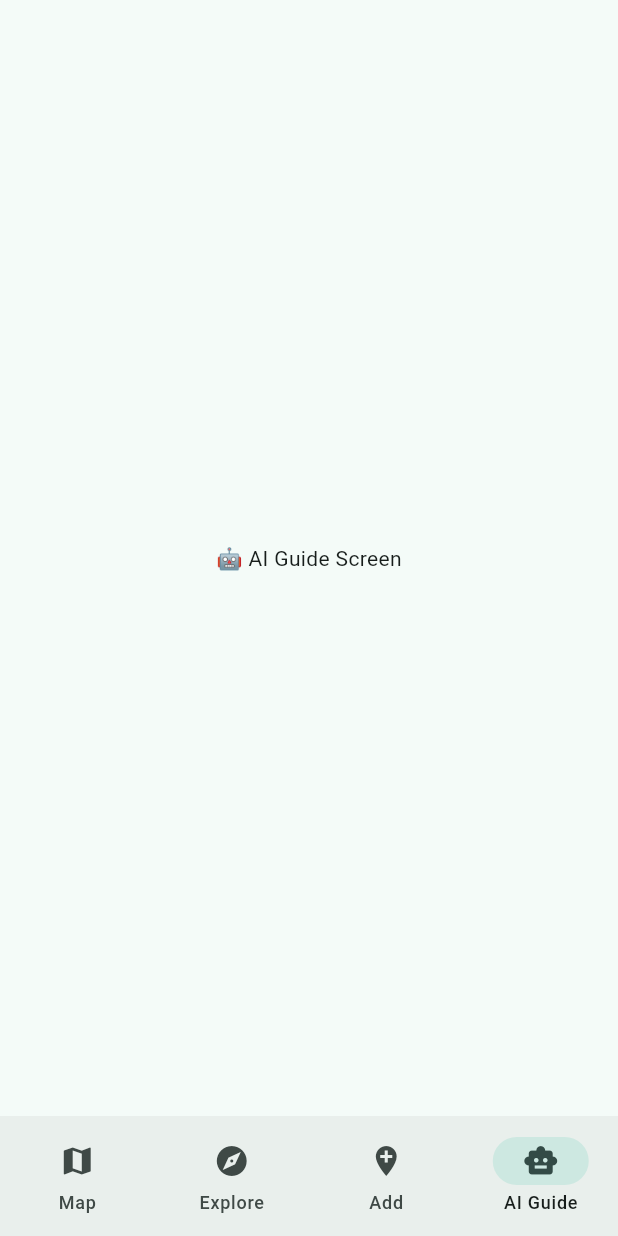
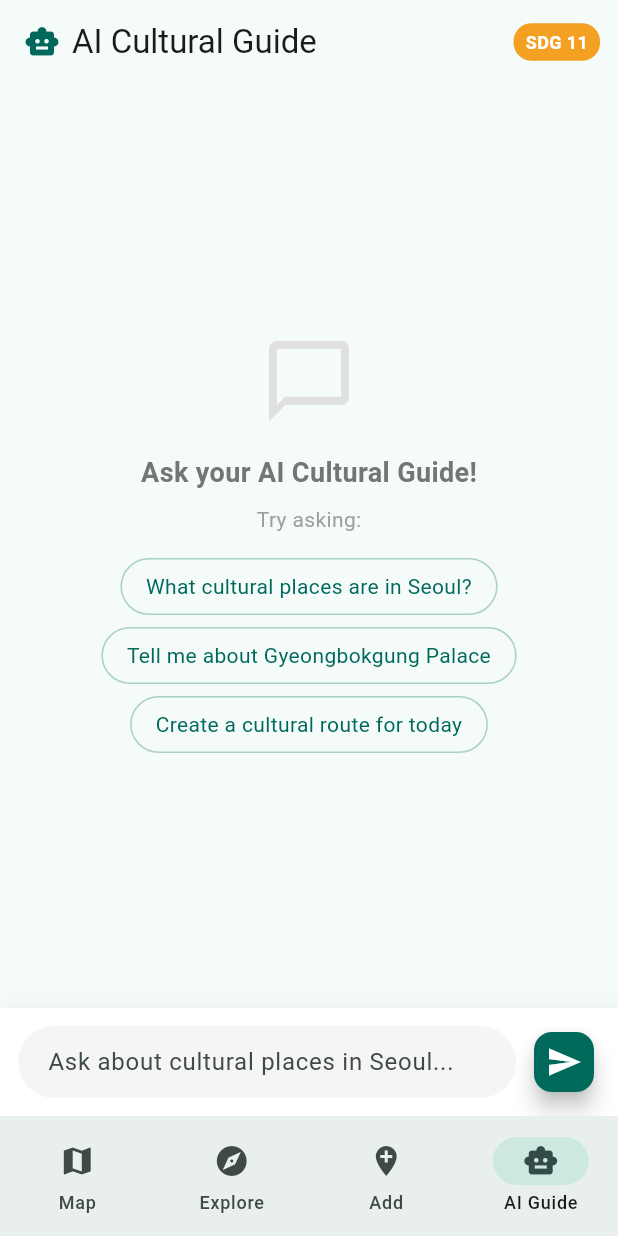
Before and after one commit to madumarovjr/culture-map, a Flutter app: the screen it shows once a user with an empty profile is signed in, item 4 of the bottom bar chosen, on a phone screen of 412 x 824 dp. Run offline on Flutter 3.47's test engine with Material 3 defaults, Android fonts, the light colour scheme and no system bars; our stand-ins replace cloud_firestore, firebase_auth, firebase_core, flutter_map, flutter_riverpod, google_generative_ai and 1 more; accounts and stored records are empty.

Commit message:
ai chat screene

```diff
--- /dev/null
+++ b/lib/features/ai_guide/screens/ai_chat_screen.dart
@@ -0,0 +1,273 @@
+import 'package:flutter/material.dart';
+import 'package:google_generative_ai/google_generative_ai.dart';
+import '../../../core/theme/app_theme.dart';
+import '../../../core/constants/app_constants.dart';
+
+class AiChatScreen extends StatefulWidget {
+  const AiChatScreen({super.key});
+
+  @override
+  State<AiChatScreen> createState() => _AiChatScreenState();
+}
+
+class _AiChatScreenState extends State<AiChatScreen> {
+  final TextEditingController _controller = TextEditingController();
+  final ScrollController _scrollController = ScrollController();
+  final List<Map<String, String>> _messages = [];
+  bool _isLoading = false;
+  late ChatSession _chat;
+
+  @override
+  void initState() {
+    super.initState();
+    _initChat();
+  }
+
+  void _initChat() {
+    final model = GenerativeModel(
+      model: 'gemini-1.5-flash',
+      apiKey: AppConstants.geminiApiKey,
+      systemInstruction: Content.system(
+        'You are a cultural heritage guide for CultureMap app. '
+        'You help users discover cultural places in Seoul, Korea. '
+        'You are aligned with UN SDG 11 - Sustainable Cities and Communities. '
+        'Be friendly, informative and concise. Answer in the same language the user writes in.',
+      ),
+    );
+    _chat = model.startChat();
+  }
+
+  Future<void> _sendMessage(String text) async {
+    if (text.trim().isEmpty) return;
+
+    setState(() {
+      _messages.add({'role': 'user', 'text': text});
+      _isLoading = true;
+    });
+    _controller.clear();
+    _scrollToBottom();
+
+    try {
+      final response = await _chat.sendMessage(Content.text(text));
+      setState(() {
+        _messages.add({
+          'role': 'ai',
+          'text': response.text ?? 'Sorry, I could not respond.',
+        });
+        _isLoading = false;
+      });
+    } catch (e) {
+      setState(() {
+        _messages.add({
+          'role': 'ai',
+          'text': 'Error connecting to AI. Please try again.',
+        });
+        _isLoading = false;
+      });
+    }
+    _scrollToBottom();
+  }
+
+  void _scrollToBottom() {
+    Future.delayed(const Duration(milliseconds: 300), () {
+      if (_scrollController.hasClients) {
+        _scrollController.animateTo(
+          _scrollController.position.maxScrollExtent,
+          duration: const Duration(milliseconds: 300),
+          curve: Curves.easeOut,
+        );
+      }
+    });
+  }
+
+  @override
+  void dispose() {
+    _controller.dispose();
+    _scrollController.dispose();
+    super.dispose();
+  }
+
+  @override
+  Widget build(BuildContext context) {
+    return Scaffold(
+      appBar: AppBar(
+        title: const Row(
+          children: [
+            Icon(Icons.smart_toy, color: AppTheme.primaryColor),
+            SizedBox(width: 8),
+            Text('AI Cultural Guide'),
+          ],
+        ),
+        actions: [
+          Container(
+            margin: const EdgeInsets.only(right: 12),
+            padding: const EdgeInsets.symmetric(horizontal: 8, vertical: 4),
+            decoration: BoxDecoration(
+              color: AppTheme.sdgOrange,
+              borderRadius: BorderRadius.circular(12),
+            ),
+            child: const Text(
+              'SDG 11',
+              style: TextStyle(
+                color: Colors.white,
+                fontWeight: FontWeight.bold,
+                fontSize: 12,
+              ),
+            ),
+          ),
+        ],
+      ),
+      body: Column(
+        children: [
+          // Messages
+          Expanded(
+            child: _messages.isEmpty
+                ? _buildEmptyState()
+                : ListView.builder(
+                    controller: _scrollController,
+                    padding: const EdgeInsets.all(16),
+                    itemCount: _messages.length,
+                    itemBuilder: (context, index) {
+                      final message = _messages[index];
+                      final isUser = message['role'] == 'user';
+                      return _buildMessage(message['text']!, isUser);
+                    },
+                  ),
+          ),
+          // Loading indicator
+          if (_isLoading)
+            const Padding(
+              padding: EdgeInsets.all(8),
+              child: Row(
+                children: [
+                  SizedBox(width: 16),
+                  SizedBox(
+                    width: 20,
+                    height: 20,
+                    child: CircularProgressIndicator(strokeWidth: 2),
+                  ),
+                  SizedBox(width: 8),
+                  Text('AI is thinking...'),
+                ],
+              ),
+            ),
+          // Input field
+          Container(
+            padding: const EdgeInsets.all(12),
+            decoration: BoxDecoration(
+              color: Colors.white,
+              boxShadow: [
+                BoxShadow(
+                  color: Colors.black.withValues(alpha: 0.05),
+                  blurRadius: 10,
+                ),
+              ],
+            ),
+            child: Row(
+              children: [
+                Expanded(
+                  child: TextField(
+                    controller: _controller,
+                    decoration: InputDecoration(
+                      hintText: 'Ask about cultural places in Seoul...',
+                      border: OutlineInputBorder(
+                        borderRadius: BorderRadius.circular(24),
+                        borderSide: BorderSide.none,
+                      ),
+                      filled: true,
+                      fillColor: Colors.grey.shade100,
+                      contentPadding: const EdgeInsets.symmetric(
+                        horizontal: 16,
+                        vertical: 10,
+                      ),
+                    ),
+                    onSubmitted: _sendMessage,
+                  ),
+                ),
+                const SizedBox(width: 8),
+                FloatingActionButton.small(
+                  onPressed: () => _sendMessage(_controller.text),
+                  backgroundColor: AppTheme.primaryColor,
+                  child: const Icon(Icons.send, color: Colors.white),
+                ),
+              ],
+            ),
+          ),
+        ],
+      ),
+    );
+  }
+
+  Widget _buildEmptyState() {
+    return Center(
+      child: Column(
+        mainAxisAlignment: MainAxisAlignment.center,
+        children: [
+          Icon(Icons.chat_bubble_outline,
+              size: 64, color: Colors.grey.shade300),
+          const SizedBox(height: 16),
+          Text(
+            'Ask your AI Cultural Guide!',
+            style: TextStyle(
+              fontSize: 18,
+              fontWeight: FontWeight.bold,
+              color: Colors.grey.shade600,
+            ),
+          ),
+          const SizedBox(height: 8),
+          Text(
+            'Try asking:',
+            style: TextStyle(color: Colors.grey.shade500),
+          ),
+          const SizedBox(height: 12),
+          _buildSuggestion('What cultural places are in Seoul?'),
+          _buildSuggestion('Tell me about Gyeongbokgung Palace'),
+          _buildSuggestion('Create a cultural route for today'),
+        ],
+      ),
+    );
+  }
+
+  Widget _buildSuggestion(String text) {
+    return GestureDetector(
+      onTap: () => _sendMessage(text),
+      child: Container(
+        margin: const EdgeInsets.symmetric(vertical: 4, horizontal: 32),
+        padding: const EdgeInsets.symmetric(horizontal: 16, vertical: 8),
+        decoration: BoxDecoration(
+          border: Border.all(color: AppTheme.primaryColor.withValues(alpha: 0.3)),
+          borderRadius: BorderRadius.circular(20),
+        ),
+        child: Text(
+          text,
+          style: const TextStyle(color: AppTheme.primaryColor),
+          textAlign: TextAlign.center,
+        ),
+      ),
+    );
+  }
+
+  Widget _buildMessage(String text, bool isUser) {
+    return Align(
+      alignment: isUser ? Alignment.centerRight : Alignment.centerLeft,
+      child: Container(
+        margin: const EdgeInsets.symmetric(vertical: 4),
+        padding: const EdgeInsets.symmetric(horizontal: 16, vertical: 10),
+        constraints: BoxConstraints(
+          maxWidth: MediaQuery.of(context).size.width * 0.75,
+        ),
+        decoration: BoxDecoration(
+          color: isUser ? AppTheme.primaryColor : Colors.grey.shade100,
+          borderRadius: BorderRadius.circular(16),
+        ),
+        child: Text(
+          text,
+          style: TextStyle(
+            color: isUser ? Colors.white : Colors.black87,
+            fontSize: 15,
+          ),
+        ),
+      ),
+    );
+  }
+}
--- a/lib/main.dart
+++ b/lib/main.dart
@@ -6,6 +6,7 @@ import 'core/theme/app_theme.dart';
 import 'features/map/screens/map_screen.dart';
 import 'features/auth/screens/login_screen.dart';
 import 'firebase_options.dart';
+import 'features/ai_guide/screens/ai_chat_screen.dart';
 
 void main() async {
   WidgetsFlutterBinding.ensureInitialized();
@@ -69,7 +70,7 @@ class _MainScreenState extends State<MainScreen> {
     const MapScreen(),
     const Center(child: Text('🔍 Explore Screen')),
     const Center(child: Text('➕ Add Place Screen')),
-    const Center(child: Text('🤖 AI Guide Screen')),
+    const AiChatScreen(),
   ];
 
   @override
--- a/pubspec.yaml
+++ b/pubspec.yaml
@@ -33,6 +33,7 @@ dependencies:
   flutter_map: ^6.1.0
   latlong2: ^0.9.0
   flutter_riverpod: ^2.5.1
+  google_generative_ai: ^0.4.3
   firebase_core: ^2.27.0
   firebase_auth: ^4.17.0
   cloud_firestore: ^4.15.0
```
Also changed, not shown: pubspec.lock.
